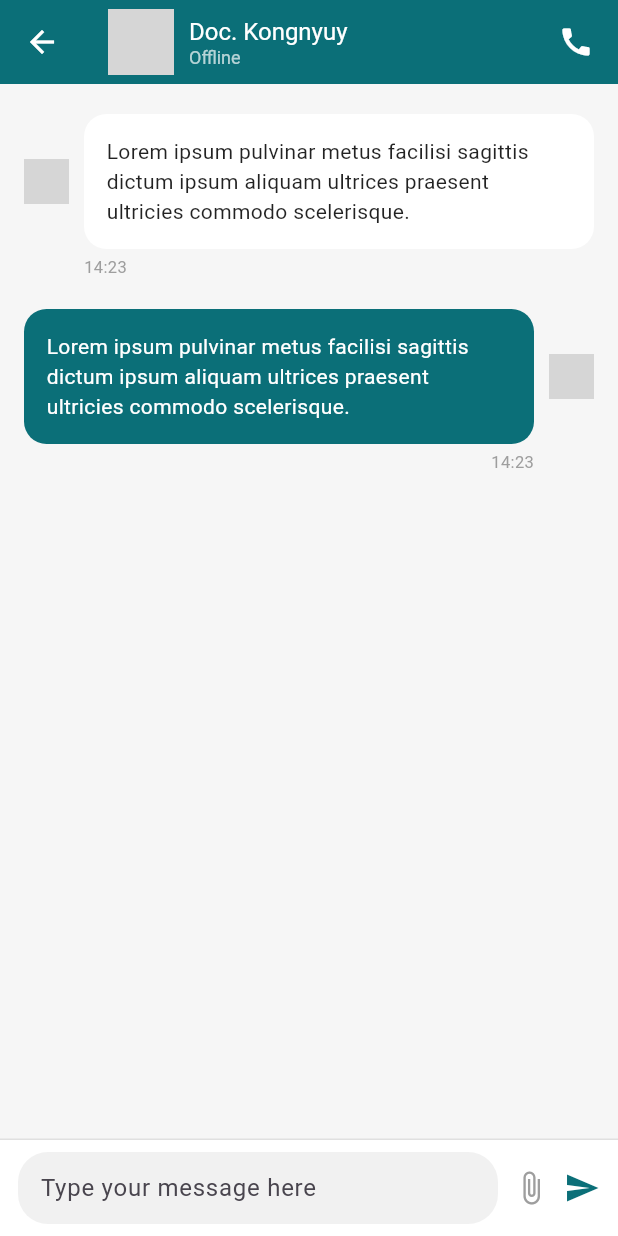
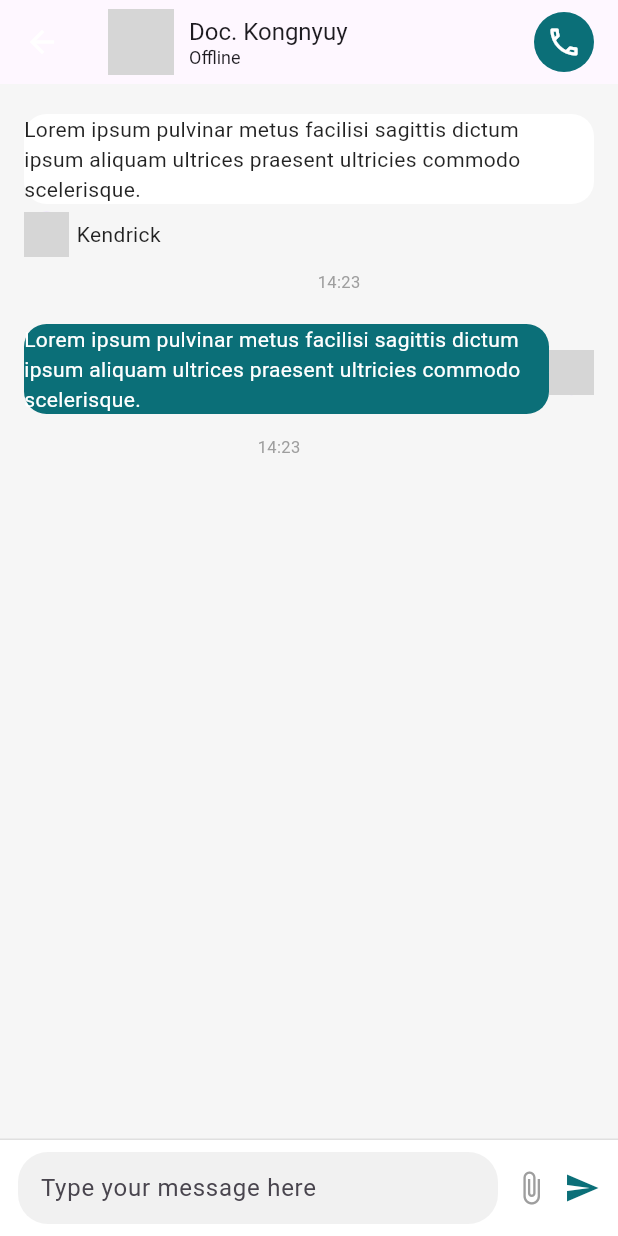
Before and after one commit to LivingstonTardzenyuy/taxi_app, a Flutter app: the ChatDetailScreen screen opened directly, on a phone screen of 412 x 824 dp. Run offline on Flutter 3.47's test engine with Material 3 defaults, Android fonts, the phone set to English and light mode, and no system bars; our stand-ins replace get; grey boxes are pictures that could not be loaded.

Commit message:
work on chat section

```diff
--- a/lib/client_app/features/chat/views/chat.dart
+++ b/lib/client_app/features/chat/views/chat.dart
@@ -104,9 +104,9 @@ class ChatScreen extends StatelessWidget {
   // ──────────────────────────────────────────────
   // Chat List Tile (Exactly like screenshot)
   // ──────────────────────────────────────────────
-  Future<Widget> chatTile(String name, String subtitle, String time) async {
+  Widget chatTile(String name, String subtitle, String time) {
     return InkWell(
-      onTap: await Get.to(ChatDetailScreen(doctorName: "Doc. Kongnyuy")),
+      onTap: () => Get.to(() => ChatDetailScreen(doctorName: "Doc. Kongnyuy")),
       child: Container(
         margin: const EdgeInsets.only(left: 12, right: 12, bottom: 10),
         padding: const EdgeInsets.symmetric(horizontal: 12, vertical: 10),
--- a/lib/client_app/features/chat/views/chat_discussion.dart
+++ b/lib/client_app/features/chat/views/chat_discussion.dart
@@ -1,4 +1,7 @@
 import 'package:flutter/material.dart';
+import 'package:get/get_core/src/get_main.dart';
+import 'package:get/get_navigation/src/extension_navigation.dart';
+import 'package:taxi_app/client_app/features/chat/views/chat_call.dart';
 
 class ChatDetailScreen extends StatefulWidget {
   final String doctorName;
@@ -19,7 +22,7 @@ class _ChatDetailScreenState extends State<ChatDetailScreen> {
       "Lorem ipsum pulvinar metus facilisi sagittis dictum ipsum aliquam ultrices praesent ultricies commodo scelerisque.",
       "isMe": false,
       "time": "14:23",
-      "avatar": "assets/avatar.png",
+      "avatar": "assets/images/img.png",
       "sender": "Kendrick"
     },
     {
@@ -27,7 +30,7 @@ class _ChatDetailScreenState extends State<ChatDetailScreen> {
       "Lorem ipsum pulvinar metus facilisi sagittis dictum ipsum aliquam ultrices praesent ultricies commodo scelerisque.",
       "isMe": true,
       "time": "14:23",
-      "avatar": "assets/avatar.png",
+      "avatar": "assets/images/img.png",
       "sender": "Kendrick"
     }
   ];
@@ -46,9 +49,9 @@ class _ChatDetailScreenState extends State<ChatDetailScreen> {
     );
   }
 
-  AppBar _buildChatHeader() {
+  PreferredSizeWidget _buildChatHeader() {
     return AppBar(
-      backgroundColor: Color(0xFF0B6F78),
+      // backgroundColor: Color(0xFF0B6F78),
       elevation: 0,
       leading: Icon(Icons.arrow_back, color: Colors.white),
       title: Row(
@@ -62,15 +65,22 @@ class _ChatDetailScreenState extends State<ChatDetailScreen> {
             crossAxisAlignment: CrossAxisAlignment.start,
             children: [
               Text(widget.doctorName,
-                  style: TextStyle(color: Colors.white, fontSize: 16)),
+                  style: TextStyle(fontSize: 16)),
               Text("Offline",
-                  style: TextStyle(color: Colors.white70, fontSize: 12)),
+                  style: TextStyle(fontSize: 12)),
             ],
           ),
         ],
       ),
       actions: [
-        Icon(Icons.call, color: Colors.white),
+        InkWell(
+          onTap: () => Get.to(() => CallScreen()),
+          child: CircleAvatar(
+              backgroundColor: Color(0xFF0B6F78),
+              child: Icon(Icons.call_outlined, color: Colors.white
+              )
+          ),
+        ),
         SizedBox(width: 16),
       ],
     );
@@ -99,16 +109,12 @@ class _ChatDetailScreenState extends State<ChatDetailScreen> {
             mainAxisAlignment:
             isMe ? MainAxisAlignment.end : MainAxisAlignment.start,
             children: [
-              if (!isMe) ...[
-                CircleAvatar(
-                  radius: 15,
-                  backgroundImage: AssetImage(msg["avatar"]),
-                ),
-                SizedBox(width: 10),
-              ],
+
               Flexible(
-                child: Container(
-                  padding: EdgeInsets.all(15),
+                child: Column(
+                  children: [
+                    Container(
+                      padding: EdgeInsets.only(right: 15),
                       decoration: BoxDecoration(
                         color: isMe ? Color(0xFF0B6F78) : Colors.white,
                         borderRadius: BorderRadius.circular(15),
@@ -121,9 +127,31 @@ class _ChatDetailScreenState extends State<ChatDetailScreen> {
                         ),
                       ),
                     ),
+                    const SizedBox(height: 5,),
+                    if (!isMe) ...[
+                      Row(
+                        children: [
+                          CircleAvatar(
+                            radius: 15,
+                            backgroundImage: AssetImage(msg["avatar"]),
+                          ),
+                          const SizedBox(width: 5,),
+                          Text(
+                            msg["sender"],
+                            style: TextStyle(
+                              color: isMe ? Colors.white : Colors.black87,
+                              fontSize: 14,
+                            ),
+                          ),
+                        ],
+                      ),
+                      SizedBox(width: 10),
+                    ],
+                  ],
+                ),
               ),
               if (isMe) ...[
-                SizedBox(width: 10),
+                // SizedBox(width: 10),
                 CircleAvatar(
                   radius: 15,
                   backgroundImage: AssetImage(msg["avatar"]),
@@ -132,10 +160,11 @@ class _ChatDetailScreenState extends State<ChatDetailScreen> {
             ],
           ),
 
-          SizedBox(height: 4),
+          SizedBox(height: 9),
 
           // Timestamp
-          Padding(
+          Center(
+            child: Padding(
               padding: EdgeInsets.only(
                 left: isMe ? 0 : 40,
                 right: isMe ? 40 : 0,
@@ -145,6 +174,7 @@ class _ChatDetailScreenState extends State<ChatDetailScreen> {
                 style: TextStyle(fontSize: 11, color: Colors.grey),
               ),
             ),
+          )
         ],
       ),
     );
```
Also changed, not shown: lib/client_app/features/chat/views/chat_call.dart (added, +126 -0 lines), assets/images/img.png (added), lib/generated/assets.dart. Lines whose indentation alone changed are shown as unchanged.
